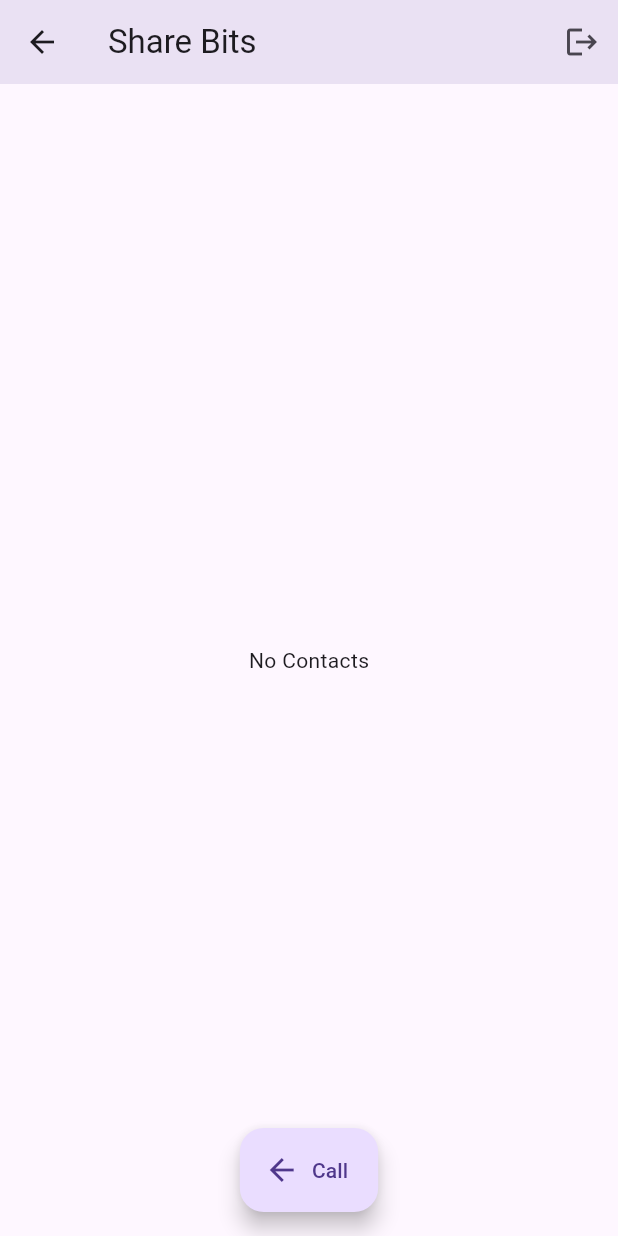
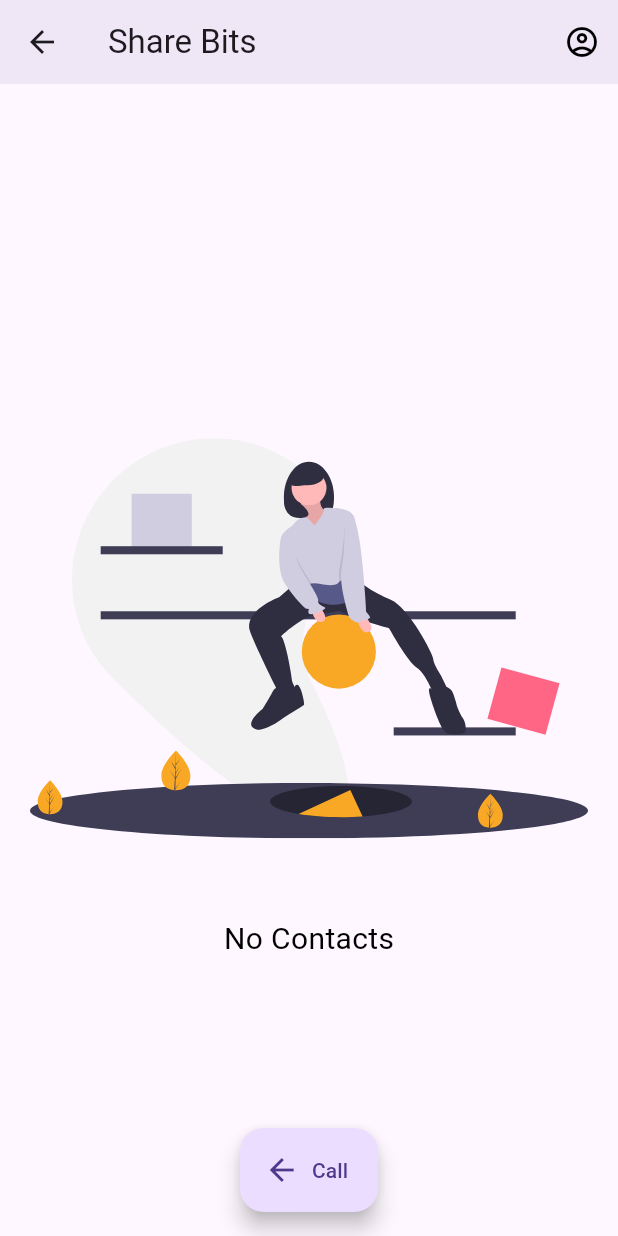
Before and after one commit to IronHeartDan/share_bits, a Flutter app: the HomeScreen screen opened by its route, swiped to page 2, on a phone screen of 412 x 824 dp. Run offline on Flutter 3.47's test engine with Material 3 defaults, Android fonts, the phone set to English and light mode, and no system bars; our stand-ins replace firebase_auth, firebase_core, firebase_messaging, flutter_contacts, flutter_svg, get and 2 more; missing offline and left inert: flutter_callkit_incoming, flutter_webrtc; accounts and stored records are empty.

```diff
--- a/lib/screens/contacts_screen.dart
+++ b/lib/screens/contacts_screen.dart
@@ -1,7 +1,8 @@
 import 'dart:developer';
-import 'package:firebase_auth/firebase_auth.dart';
+
 import 'package:flutter/material.dart';
 import 'package:flutter_contacts/flutter_contacts.dart';
+import 'package:flutter_svg/flutter_svg.dart';
 import 'package:get/get.dart';
 
 import '../controllers/call_controller.dart';
@@ -43,17 +44,24 @@ class _ContactsScreenState extends State<ContactsScreen>
           } else {
             List<Contact> contacts = snapshot.data as List<Contact>;
             if (contacts.isEmpty) {
-              return Center(
-                child: GestureDetector(
-                    onTap: () {
-                      if (FirebaseAuth.instance.currentUser!.phoneNumber! ==
-                          "+917016783094") {
-                        callController.makeCall('9998082351');
-                      } else {
-                        callController.makeCall('7016783094');
-                      }
-                    },
-                    child: const Text("No Contacts")),
+              return Column(
+                mainAxisAlignment: MainAxisAlignment.center,
+                children: [
+                  Padding(
+                    padding: const EdgeInsets.symmetric(horizontal: 20),
+                    child: AspectRatio(
+                        aspectRatio: 1,
+                        child: SvgPicture.asset(
+                            'assets/images/asset_no_contacts.svg')),
+                  ),
+                  const Text(
+                    "No Contacts",
+                    style: TextStyle(
+                        fontSize: 20,
+                        fontWeight: FontWeight.w400,
+                        color: Colors.black),
+                  ),
+                ],
               );
             }
             return ListView.builder(
@@ -61,9 +69,7 @@ class _ContactsScreenState extends State<ContactsScreen>
               itemBuilder: (context, index) {
                 var contact = contacts[index];
                 return ListTile(
-                  onTap: () {
-                    callController.makeCall('7016783094');
-                  },
+                  onTap: () {},
                   title: Text(
                     contact.displayName,
                     style: const TextStyle(color: Colors.black),
--- a/lib/screens/home_screen.dart
+++ b/lib/screens/home_screen.dart
@@ -1,4 +1,5 @@
 import 'dart:developer';
+
 import 'package:firebase_auth/firebase_auth.dart';
 import 'package:firebase_messaging/firebase_messaging.dart';
 import 'package:flutter/material.dart';
@@ -9,8 +10,10 @@ import 'package:share_bits/screens/profile_screen.dart';
 import 'package:share_bits/widgets/call_actions.dart';
 import 'package:top_snackbar_flutter/custom_snack_bar.dart';
 import 'package:top_snackbar_flutter/top_snack_bar.dart';
+
 import '../controllers/call_controller.dart';
 import '../controllers/socket_controller.dart';
+import 'auth_screen.dart';
 
 class HomeScreen extends StatefulWidget {
   const HomeScreen({super.key});
@@ -30,10 +33,13 @@ class _HomeScreenState extends State<HomeScreen> {
   @override
   void initState() {
     super.initState();
-    // getToken();
+    FirebaseAuth.instance.authStateChanges().listen((user) {
+      if (user != null) {
         socketController.connectSocket(
             FirebaseAuth.instance.currentUser!.phoneNumber!.substring(3),
             callController);
+      }
+    });
 
     ever(socketController.socketConnected, (callback) {
       if (!socketController.socketConnected.value) {
@@ -66,6 +72,21 @@ class _HomeScreenState extends State<HomeScreen> {
     if (token != null) log('token from home:$token');
   }
 
+  void showAuthModalSheet() {
+    Get.bottomSheet(
+      const AuthScreen(),
+      isScrollControlled: true,
+      shape: const RoundedRectangleBorder(
+          borderRadius: BorderRadius.only(
+              topLeft: Radius.circular(20), topRight: Radius.circular(20))),
+      clipBehavior: Clip.antiAliasWithSaveLayer,
+    );
+  }
+
+  void showProfileModalSheet() {
+    FirebaseAuth.instance.signOut();
+  }
+
   @override
   Widget build(BuildContext context) {
     return PopScope(
@@ -75,21 +96,25 @@ class _HomeScreenState extends State<HomeScreen> {
             duration: const Duration(milliseconds: 200), curve: Curves.easeIn);
       },
       child: Scaffold(
-          appBar: currentPage != 0
-              ? AppBar(
+          resizeToAvoidBottomInset: false,
+          appBar: AppBar(
+            backgroundColor: Colors.transparent,
             centerTitle: false,
-                  title: const Text("Share Bits"),
-                  elevation: 10,
+            title: currentPage != 0 ? const Text("Share Bits") : null,
+            elevation: currentPage != 0 ? 5 : 0,
             actions: [
               IconButton(
-                        onPressed: () async {
-                          await FirebaseAuth.instance.signOut();
-                          Get.offAllNamed('/auth');
+                  onPressed: () {
+                    FirebaseAuth.instance.currentUser == null
+                        ? showAuthModalSheet()
+                        : showProfileModalSheet();
                   },
-                        icon: const Icon(Icons.logout))
+                  icon: const Icon(
+                    Icons.account_circle_outlined,
+                    color: Colors.black,
+                  ))
             ],
-                )
-              : null,
+          ),
           body: PageView(
             physics: const NeverScrollableScrollPhysics(),
             controller: pageController,
--- a/lib/services/socket_service.dart
+++ b/lib/services/socket_service.dart
@@ -15,6 +15,7 @@ class SocketService extends GetxService {
   late IO.Socket socket;
 
   String? getServer() {
+    // return "https://share-bits.onrender.com";
     if (Platform.isAndroid) {
       return 'http://10.0.2.2:3000';
     }
--- a/pubspec.yaml
+++ b/pubspec.yaml
@@ -45,6 +45,7 @@ dependencies:
   flutter_webrtc: ^0.9.47
   socket_io_client: ^2.0.3+1
   top_snackbar_flutter: ^3.1.0
+  flutter_svg: ^2.0.9
 
 dev_dependencies:
   flutter_test:
@@ -69,7 +70,8 @@ flutter:
   uses-material-design: true
 
   # To add assets to your application, add an assets section, like this:
-  # assets:
+  assets:
+    - assets/images/
   #   - images/a_dot_burr.jpeg
   #   - images/a_dot_ham.jpeg
 
```
Also changed, not shown: lib/main.dart (+2 -8 lines), lib/screens/auth_screen.dart (added, +189 -0 lines), lib/screens/auth_screen.js.dart (deleted, +0 -141 lines), assets/images/asset_connection.svg (added), assets/images/asset_no_contacts.svg (added), pubspec.lock. Lines whose indentation alone changed are shown as unchanged.
